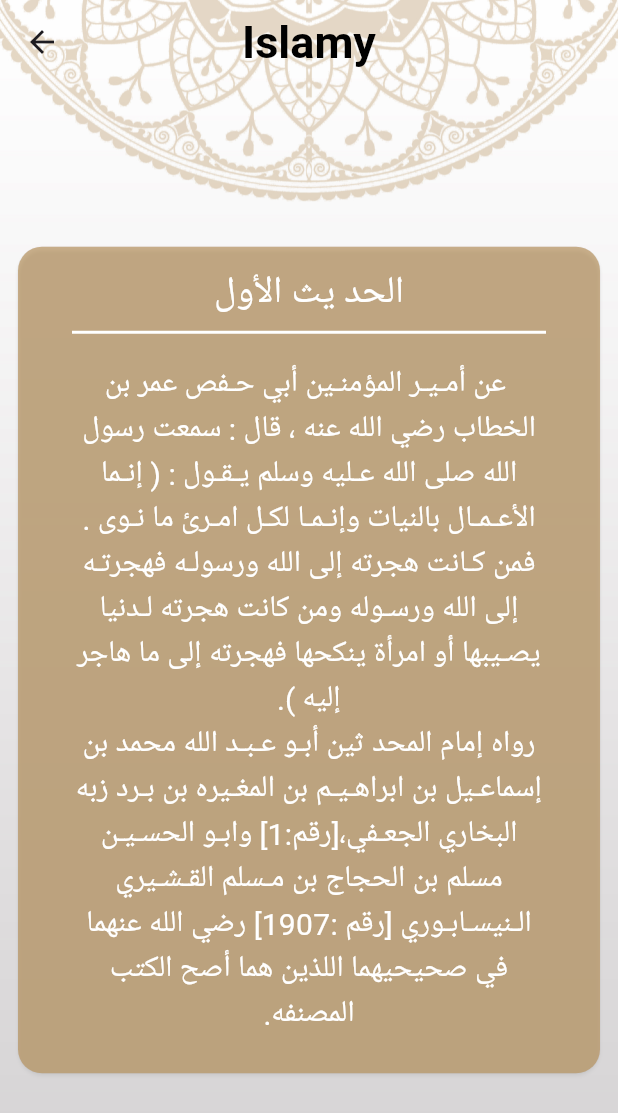
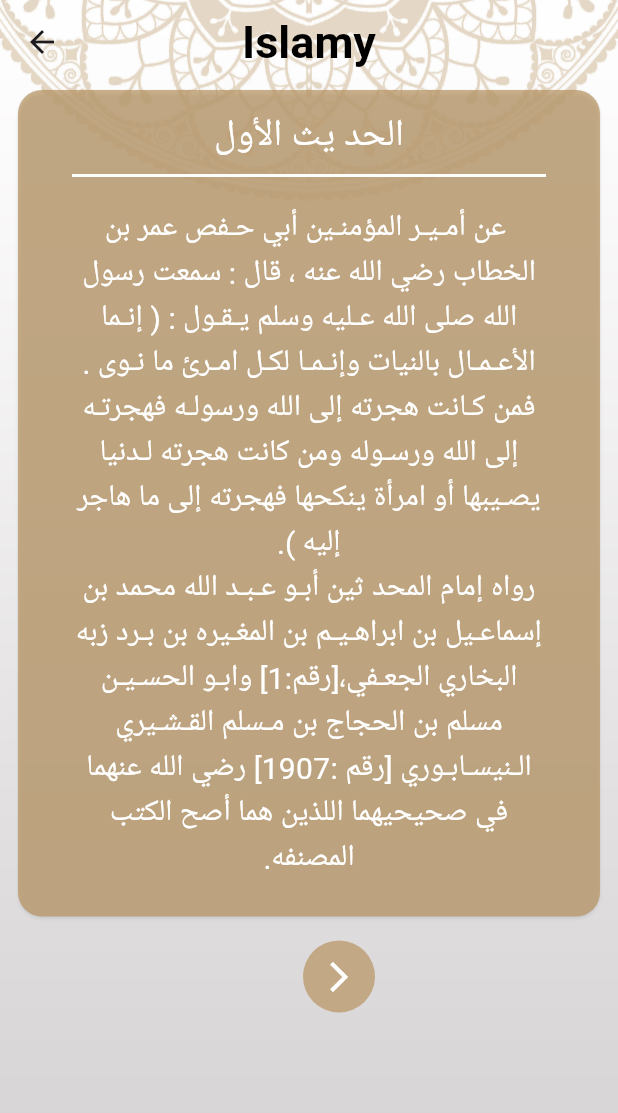
Before and after one commit to MahmoudHassan9/Islami_app, a Flutter app: the HadithTab widget shown alone on an empty page, opened directly, after a tap on "الحد يث الأول", on a phone screen of 412 x 824 dp. Shown: the top 1113 px of the screen. Run offline on Flutter 3.47's test engine with Material 3 defaults, Android fonts, the phone set to English and light mode, and no system bars; missing offline and left inert: dart:ffi.

Commit message:
+ UpdateHadithTab

```diff
--- a/lib/presentation/screens/hadith_details_screen/hadith_details_screen.dart
+++ b/lib/presentation/screens/hadith_details_screen/hadith_details_screen.dart
@@ -1,5 +1,6 @@
 import 'package:flutter/cupertino.dart';
 import 'package:flutter/material.dart';
+import 'package:islami_app/core/routes_manager.dart';
 import 'package:islami_app/presentation/screens/home/tabs/hadith_tab/hadith_tab.dart';
 
 import '../../../core/assets_manager.dart';
@@ -30,8 +31,11 @@ class HadithDetailsScreen extends StatelessWidget {
           padding: const EdgeInsets.symmetric(
             horizontal: 8,
           ),
-          child: Center(
-            child: Card(
+          child: SingleChildScrollView(
+            child: Column(
+              mainAxisAlignment: MainAxisAlignment.center,
+              children: [
+                Card(
                   shadowColor: Colors.white,
                   shape: RoundedRectangleBorder(
                     borderRadius: BorderRadius.circular(16),
@@ -42,7 +46,6 @@ class HadithDetailsScreen extends StatelessWidget {
                       vertical: 12,
                       horizontal: 8,
                     ),
-                child: SingleChildScrollView(
                     child: Column(
                       mainAxisSize: MainAxisSize.min,
                       children: [
@@ -75,6 +78,32 @@ class HadithDetailsScreen extends StatelessWidget {
                     ),
                   ),
                 ),
+                Padding(
+                  padding: const EdgeInsets.only(bottom: 20, top: 12),
+                  child: Row(
+                    mainAxisAlignment: MainAxisAlignment.center,
+                    children: [
+                      if (model.index != 0)
+                        ArrowWidget(
+                          icon: Icons.arrow_back_ios_outlined,
+                          index: model.index,
+                          ahaditList: model.ahadithList,
+                          next: false,
+                        ),
+                      const SizedBox(
+                        width: 40,
+                      ),
+                      if (model.index != 49)
+                        ArrowWidget(
+                          icon: Icons.arrow_forward_ios_outlined,
+                          index: model.index,
+                          ahaditList: model.ahadithList,
+                          next: true,
+                        ),
+                    ],
+                  ),
+                ),
+              ],
             ),
           ),
         ),
@@ -82,3 +111,37 @@ class HadithDetailsScreen extends StatelessWidget {
     );
   }
 }
+
+class ArrowWidget extends StatelessWidget {
+  const ArrowWidget({
+    super.key,
+    required this.icon,
+    required this.index,
+    required this.ahaditList,
+    required this.next,
+  });
+
+  final IconData icon;
+  final int index;
+  final List<HadithModel> ahaditList;
+  final bool next;
+
+  @override
+  Widget build(BuildContext context) {
+    return CircleAvatar(
+      backgroundColor: Theme.of(context).primaryColor.withOpacity(0.7),
+      radius: 24,
+      child: IconButton(
+        onPressed: () {
+          Navigator.pushReplacementNamed(
+              context, RoutesManager.hadithDetailsRoute,
+              arguments: ahaditList[next ? index + 1 : index - 1]);
+        },
+        icon: Icon(
+          icon,
+          color: Colors.white,
+        ),
+      ),
+    );
+  }
+}
--- a/lib/presentation/screens/home/tabs/hadith_tab/hadith_tab.dart
+++ b/lib/presentation/screens/home/tabs/hadith_tab/hadith_tab.dart
@@ -57,10 +57,14 @@ class _HadithTabState extends State<HadithTab> {
       ahadithList.add(HadithModel(
         name: name,
         content: content,
+        index: ahadithList.isEmpty ? 0 : ahadithList.length,
+        ahadithList: ahadithList
       ));
       setState(() {});
     }
+    ahadithList.removeLast();
   }
+
 }
 
 class ElAhadithTitle extends StatelessWidget {
@@ -95,10 +99,14 @@ class ElAhadithTitle extends StatelessWidget {
 class HadithModel {
   String name;
   String content;
+  int index;
+  List<HadithModel> ahadithList;
 
   HadithModel({
     required this.name,
     required this.content,
+    required this.index,
+    required this.ahadithList,
   });
 }
 
--- a/pubspec.yaml
+++ b/pubspec.yaml
@@ -35,7 +35,7 @@ dependencies:
   # The following adds the Cupertino Icons font to your application.
   # Use with the CupertinoIcons class for iOS style icons.
   cupertino_icons: ^1.0.6
-  expandable_page_view: ^1.0.17
+
 
 dev_dependencies:
   flutter_test:
```
Also changed, not shown: pubspec.lock. Lines whose indentation alone changed are shown as unchanged.
